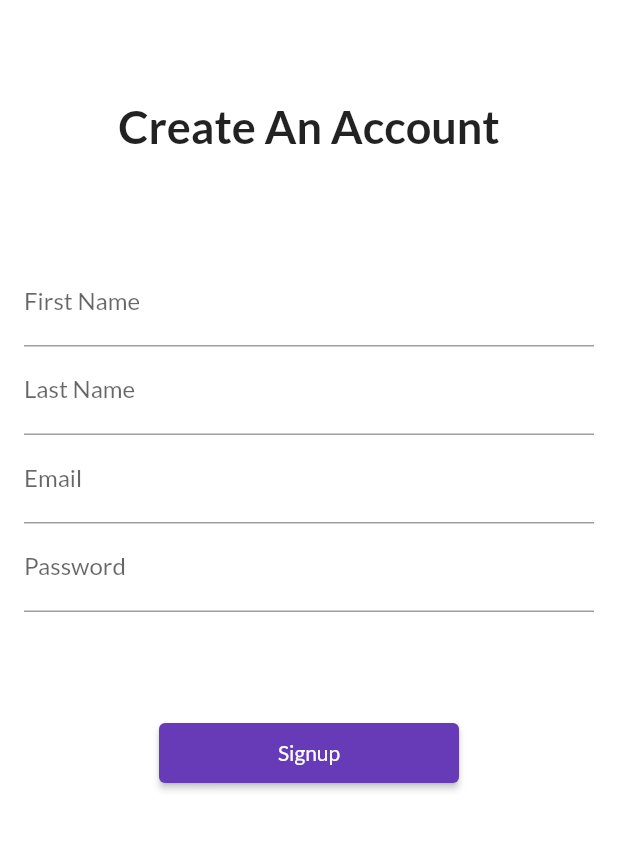
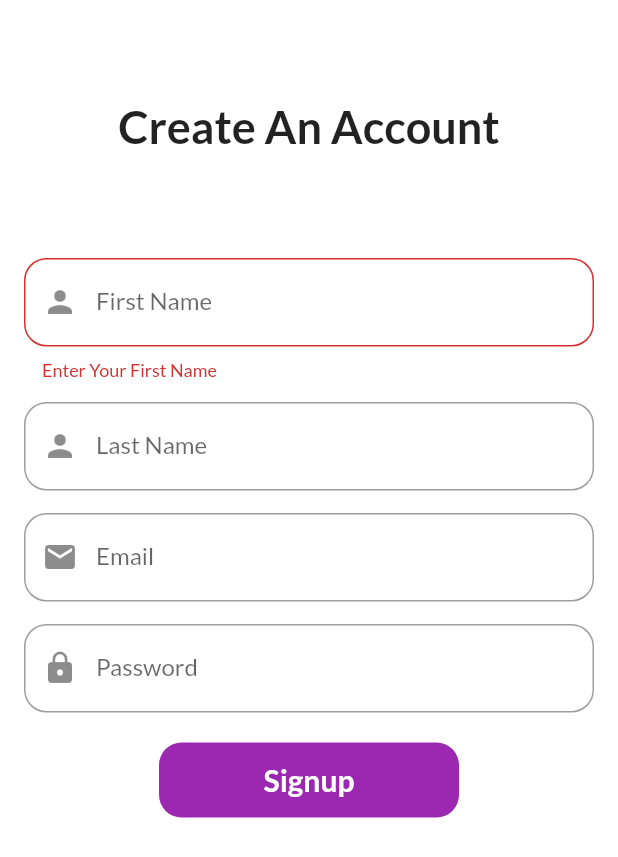
Before and after one commit to JAHIR676/flutter, a Flutter app: the screen it shows after launch, after a tap on "Signup", on a phone screen of 412 x 824 dp. Shown: the top 857 px of the screen. Run offline on Flutter 3.47's test engine with Material 2 defaults, Android fonts, the phone set to English and light mode, and no system bars; our stand-ins replace google_fonts.

Commit message:
signup_page design improved

```diff
--- a/lib/pages/signup_page.dart
+++ b/lib/pages/signup_page.dart
@@ -1,8 +1,20 @@
-import 'package:first_app/utils/routes.dart';
+
+import 'package:flutter/foundation.dart';
 import 'package:flutter/material.dart';
 
-class SignUpPage extends StatelessWidget {
+class SignUpPage extends StatefulWidget {
   const SignUpPage({ Key? key }) : super(key: key);
+  @override
+  _SignUpPageState createState() => _SignUpPageState();
+}
+
+class _SignUpPageState extends State<SignUpPage> {
+   GlobalKey<FormState> formkey = new GlobalKey<FormState>();
+   final TextEditingController emailController  = new TextEditingController();
+   final TextEditingController passwordController = new TextEditingController();
+   final TextEditingController firstNameController = new TextEditingController();
+   final TextEditingController lastNameController = new TextEditingController();
+
 
   @override
   Widget build(BuildContext context) {
@@ -15,54 +27,119 @@ class SignUpPage extends StatelessWidget {
             children: [
               SizedBox(height: 50,
               ),
-              Text("Create An Account",
+              Form(
+              key:  formkey,
+                child: Column(
+                  children: [
+                    Text("Create An Account",
               style: TextStyle(fontSize: 30,
               fontWeight: FontWeight.bold
              ),
               ),
               SizedBox(height: 70,
               ),
-              TextField(
+              TextFormField(
+              validator: (value){
+                if (value!.isEmpty){
+                  return "Enter Your First Name";
+                }
+
+                else if(value.length<2){
+                  return "Least Two Character";
+
+                }
+                else{
+                  return null;
+                }
+
+
+              },
                 decoration: InputDecoration(
+                  prefixIcon: Icon(Icons.person
+                  ),
+                  border: OutlineInputBorder(
+                    borderRadius: BorderRadius.circular(15.0)
+                  ),
                   hintText: "Enter First Name",
                   labelText: "First Name"
 
+
                 ),
               ),
-              TextField(
+              SizedBox(height: 15),
+              TextFormField(
                 decoration: InputDecoration(
+                  prefixIcon: Icon(Icons.person),
+                  border: OutlineInputBorder(
+                    borderRadius: BorderRadius.circular(15.0)
+                  ),
                   hintText: "Enter Last Name",
                   labelText: "Last Name"
 
                 ),
               ),
-              TextField(
+              SizedBox(height: 15),
+
+              TextFormField(
+
+                controller: emailController,
                 decoration: InputDecoration(
+                  prefixIcon: Icon(Icons.mail),
+                  border: OutlineInputBorder(
+                    borderRadius: BorderRadius.circular(15.0)
+                  ),
                   hintText: "Enter Your Email",
                   labelText: "Email"
 
                 ),
               ),
-              TextField(
+              SizedBox(height: 15),
+
+              TextFormField(
                 obscureText: true,
                 decoration: InputDecoration(
+                  prefixIcon: Icon(Icons.lock),
+                  border: OutlineInputBorder(
+                    borderRadius: BorderRadius.circular(15.0)
+                  ),
                   hintText: "Password",
                   labelText: "Password"
 
                 ),
               ),
-              SizedBox(height: 70,
+                  ],
+                ),
+
               ),
-          ElevatedButton(onPressed: (){
-            Navigator.pushNamed(context, MyRoutes.signupRoute);
-          },
-           child: Text("Signup"),
-           style: TextButton.styleFrom(minimumSize: Size(200, 40)),
-          ),
 
+              Padding(padding: EdgeInsets.all(20.0),
+              child: GestureDetector( onTap: (){
+                setState(() {
+                  formkey.currentState!.validate();
+                });
+              },
+                child: Container(
+                  height: 50,
+                  width: 200,
+                  decoration: BoxDecoration(
+                    borderRadius: BorderRadius.circular(15.0),
+                    color: Colors.purple
+
+                  ),
+                  child: Center(child: Text("Signup",
+                  style: TextStyle(color: Colors.white,
+                  fontWeight: FontWeight.bold,
+                  fontSize: 20,
+                  ),
+                  ),),
+
+                ),
+              ),
+              )
             ],
           ),
         ),
+
       ),
 
     );
```
